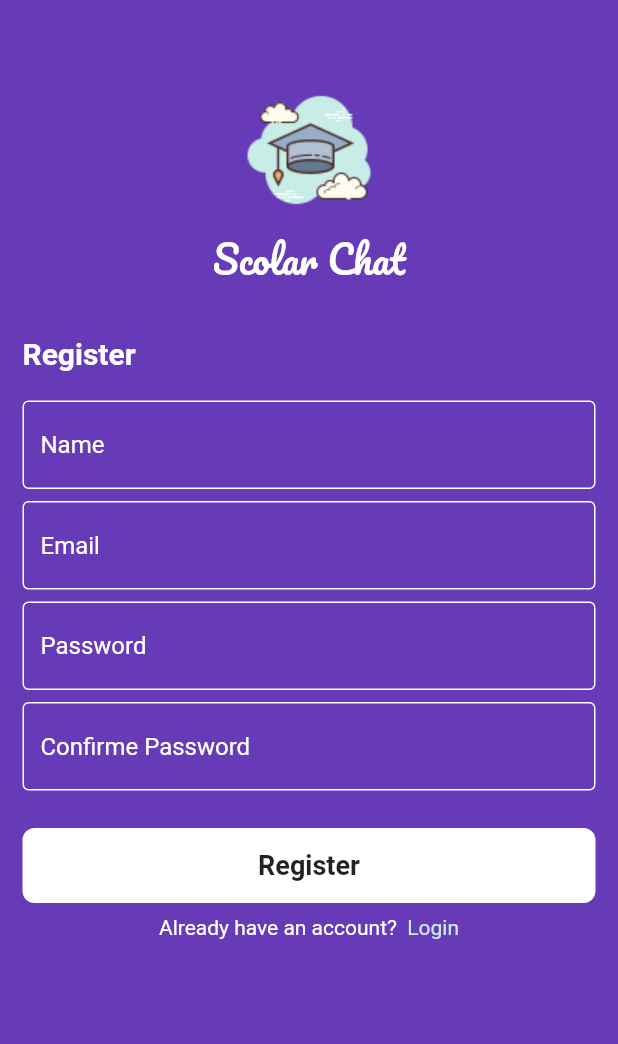
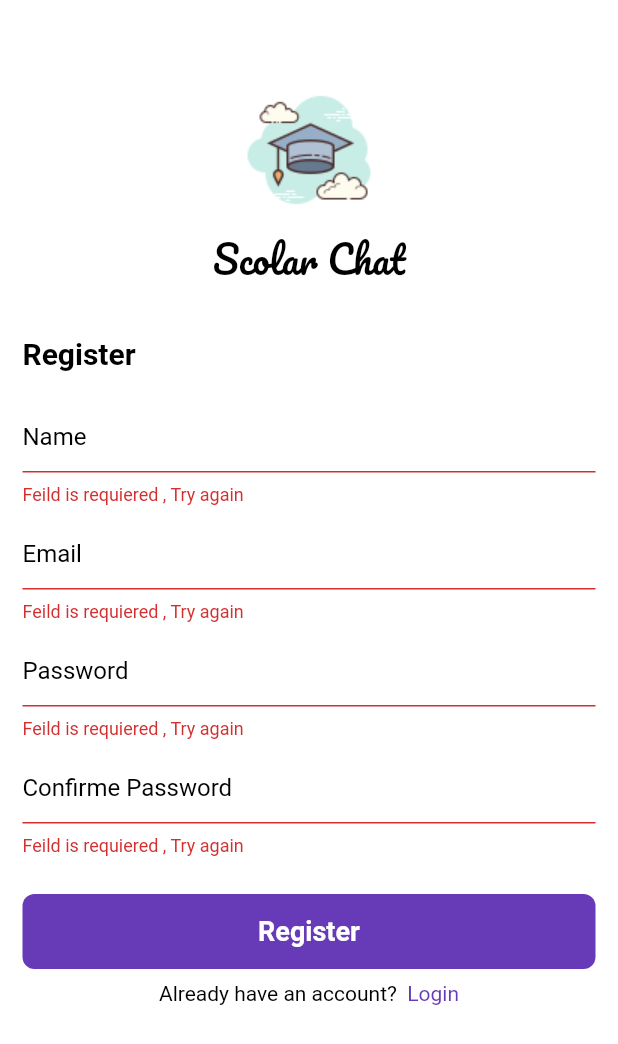
Before and after one commit to HusseinAlswasy/VallApp, a Flutter app: the SignUpScreen screen opened by its route, after a tap on "Register", on a phone screen of 412 x 824 dp. Shown: the top 1044 px of the screen. Run offline on Flutter 3.47's test engine with Material 2 defaults, Android fonts, the phone set to English and light mode, and no system bars; drawn by our look-alikes of modal_progress_hud_nsn; our stand-ins replace firebase_auth, firebase_core; accounts and stored records are empty.

Commit message:
Finish Authentication for login and register screen

```diff
--- a/lib/components/custome_button.dart
+++ b/lib/components/custome_button.dart
@@ -15,10 +15,10 @@ class CustomeButton extends StatelessWidget {
         child: Center(
             child: Text(
               text,
-              style: TextStyle(fontSize: 18, fontWeight: FontWeight.bold),
+              style: TextStyle(fontSize: 18, fontWeight: FontWeight.bold,color: Colors.white),
             )),
         decoration: BoxDecoration(
-          color: Colors.white,
+          color: Colors.deepPurple,
           borderRadius: BorderRadius.circular(8),
         ),
       ),
--- a/lib/components/custome_text_field.dart
+++ b/lib/components/custome_text_field.dart
@@ -7,17 +7,22 @@ class Custom_Text_Field extends StatelessWidget {
   final String text;
   Function(String)? onChanged;
   Widget build(BuildContext context) {
-    return TextField(
+    return TextFormField(
+      validator: (data){
+        if(data!.isEmpty){
+          return 'Feild is requiered , Try again';
+        }
+      },
       onChanged: onChanged,
       decoration: InputDecoration(
         enabledBorder: OutlineInputBorder(
           borderSide: BorderSide(
-            color: Colors.white,
+            color: Colors.black,
           ),
         ),
         hintText: text,
         hintStyle: TextStyle(
-          color: Colors.white,
+          color: Colors.black,
         ),
       ),
     );
--- a/lib/screen/signup_screen.dart
+++ b/lib/screen/signup_screen.dart
@@ -2,20 +2,38 @@ import 'package:firebase_auth/firebase_auth.dart';
 import 'package:flutter/material.dart';
 import 'package:untitled/components/custome_button.dart';
 import 'package:untitled/components/custome_text_field.dart';
+import 'package:untitled/components/show_snak_bar.dart';
 import 'package:untitled/constent/constents.dart';
+import 'package:modal_progress_hud_nsn/modal_progress_hud_nsn.dart';
 
-class SignUpScreen extends StatelessWidget {
+class SignUpScreen extends StatefulWidget {
   SignUpScreen({super.key});
 
   @override
   static String id = 'SignUpScreen';
+
+  @override
+  State<SignUpScreen> createState() => _SignUpScreenState();
+}
+
+class _SignUpScreenState extends State<SignUpScreen> {
   String? email;
+
   String? password;
+
+  bool isLoading = false;
+
+  GlobalKey<FormState> formKey = GlobalKey();
+
   Widget build(BuildContext context) {
-    return Scaffold(
-      backgroundColor: KPrimaryColor,
+    return ModalProgressHUD(
+      inAsyncCall: isLoading,
+      child: Scaffold(
+        backgroundColor: Colors.white,
         body: Padding(
           padding: const EdgeInsets.symmetric(horizontal: 15),
+          child: Form(
+            key: formKey,
             child: ListView(
               children: [
                 SizedBox(
@@ -31,7 +49,7 @@ class SignUpScreen extends StatelessWidget {
                     Text(
                       'Scolar Chat',
                       style: TextStyle(
-                    color: Colors.white,
+                        color: Colors.black,
                         fontSize: 25,
                         fontFamily: 'Pacifico',
                       ),
@@ -46,7 +64,7 @@ class SignUpScreen extends StatelessWidget {
                     Text(
                       'Register',
                       style: TextStyle(
-                    color: Colors.white,
+                        color: Colors.black,
                         fontSize: 20,
                         fontWeight: FontWeight.bold,
                       ),
@@ -85,10 +103,31 @@ class SignUpScreen extends StatelessWidget {
                 CustomeButton(
                   text: 'Register',
                   onTap: () async {
-                var auth = FirebaseAuth.instance;
-                UserCredential user = await auth.createUserWithEmailAndPassword(
-                    email: email!, password: password!);
-                print(user.user!.email);
+                    isLoading = true;
+                    setState(() {});
+                    if (formKey.currentState!.validate()) {
+                      try {
+                        await registerUser();
+                        showSnackBar(
+                            context, 'email created success', Colors.green);
+                        Navigator.pop(context);
+                      } on FirebaseAuthException catch (e) {
+                        if (e.code == 'email-already-in-use') {
+                          showSnackBar(
+                              context, 'email-already-in-use', Colors.red);
+                        } else if (e.code == 'weak-password') {
+                          showSnackBar(
+                              context, 'weak-password , try again', Colors.red);
+                        }
+                      } catch (e) {
+                        showSnackBar(
+                            context,
+                            'there was an error , please try again',
+                            Colors.red);
+                      }
+                    } else {}
+                    isLoading = false;
+                    setState(() {});
                   },
                 ),
                 SizedBox(
@@ -100,7 +139,7 @@ class SignUpScreen extends StatelessWidget {
                     Text(
                       'Already have an account?',
                       style: TextStyle(
-                    color: Colors.white,
+                        color: Colors.black,
                       ),
                     ),
                     GestureDetector(
@@ -110,7 +149,7 @@ class SignUpScreen extends StatelessWidget {
                       child: Text(
                         '  Login',
                         style: TextStyle(
-                      color: Color(0xffC7EDE6),
+                          color: Colors.deepPurple,
                         ),
                       ),
                     ),
@@ -122,6 +161,14 @@ class SignUpScreen extends StatelessWidget {
               ],
             ),
           ),
+        ),
+      ),
     );
   }
+
+  Future<void> registerUser() async {
+    var auth = FirebaseAuth.instance;
+    UserCredential user = await auth.createUserWithEmailAndPassword(
+        email: email!, password: password!);
   }
+}
--- a/pubspec.yaml
+++ b/pubspec.yaml
@@ -38,6 +38,8 @@ dependencies:
   firebase_core:
   firebase_auth:
   firebase_core_web:
+  modal_progress_hud_nsn: ^0.4.0
+
 
 dev_dependencies:
   flutter_test:
```
Also changed, not shown: lib/components/show_snak_bar.dart (added, +10 -0 lines), lib/screen/Login_screen.dart (+68 -21 lines), pubspec.lock, 5 other files. Lines whose indentation alone changed are shown as unchanged.
